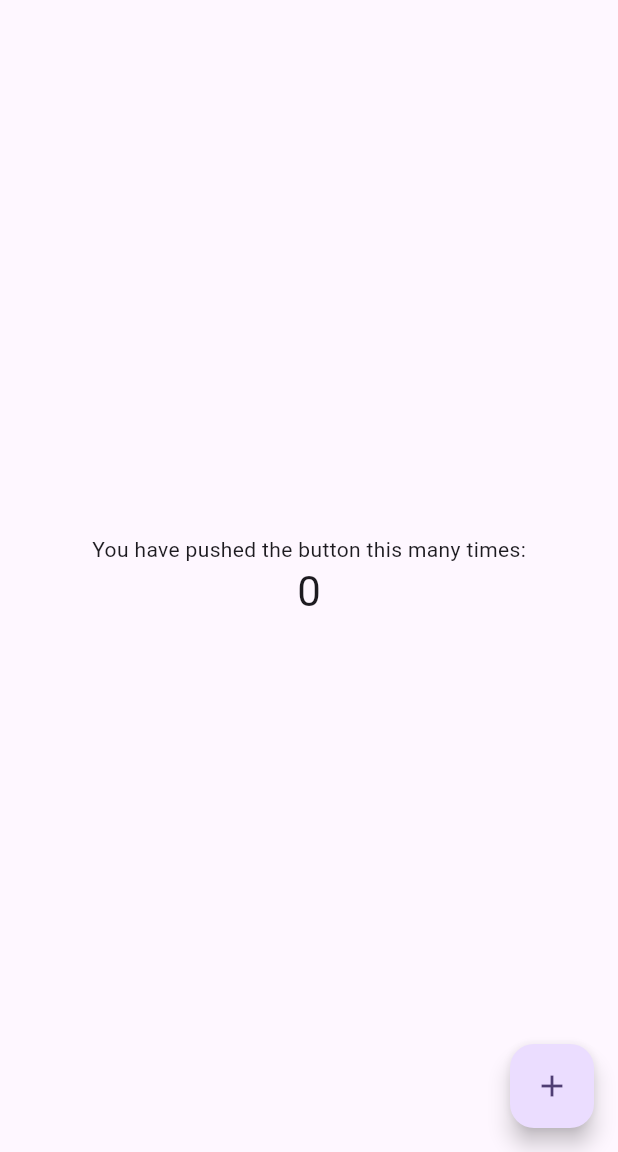
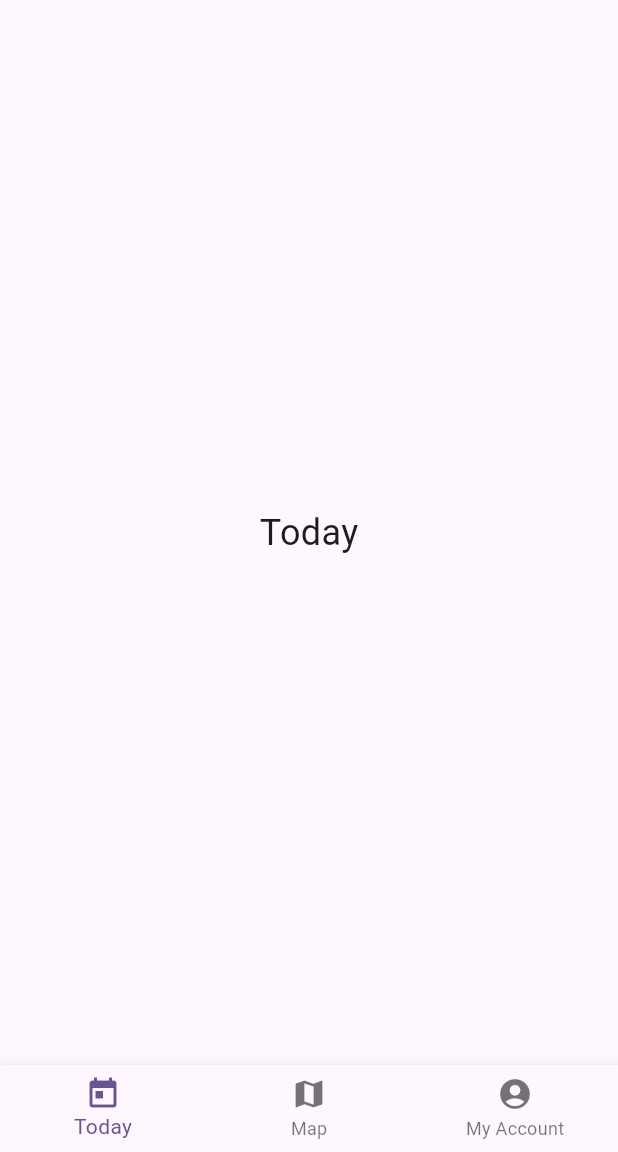
Before and after one commit to DnDnerd42/HackTM2025, a Flutter app: the screen it shows after launch, on a phone screen of 412 x 824 dp, the part 84-1236 px from its top. Run offline on Flutter 3.47's test engine with Material 3 defaults, Android fonts, the phone set to English and light mode, and no system bars.

```diff
--- a/lib/main.dart
+++ b/lib/main.dart
@@ -54,69 +54,47 @@ class MyHomePage extends StatefulWidget {
 }
 
 class _MyHomePageState extends State<MyHomePage> {
-  int _counter = 0;
+  int _selectedIndex = 0;
 
-  void _incrementCounter() {
+  static const List<Widget> _widgetOptions = <Widget>[
+    Center(child: Text('Today', style: TextStyle(fontSize: 24))),
+    Center(child: Text('Map', style: TextStyle(fontSize: 24))),
+    Center(child: Text('My Account', style: TextStyle(fontSize: 24))),
+  ];
+
+  void _onItemTapped(int index) {
     setState(() {
-      // This call to setState tells the Flutter framework that something has
-      // changed in this State, which causes it to rerun the build method below
-      // so that the display can reflect the updated values. If we changed
-      // _counter without calling setState(), then the build method would not be
-      // called again, and so nothing would appear to happen.
-      _counter++;
+      _selectedIndex = index;
     });
   }
 
   @override
   Widget build(BuildContext context) {
-    // This method is rerun every time setState is called, for instance as done
-    // by the _incrementCounter method above.
-    //
-    // The Flutter framework has been optimized to make rerunning build methods
-    // fast, so that you can just rebuild anything that needs updating rather
-    // than having to individually change instances of widgets.
     return Scaffold(
       appBar: AppBar(
-        // TRY THIS: Try changing the color here to a specific color (to
-        // Colors.amber, perhaps?) and trigger a hot reload to see the AppBar
-        // change color while the other colors stay the same.
         backgroundColor: Theme.of(context).colorScheme.inversePrimary,
-        // Here we take the value from the MyHomePage object that was created by
-        // the App.build method, and use it to set our appbar title.
         title: Text(widget.title),
       ),
-      body: Center(
-        // Center is a layout widget. It takes a single child and positions it
-        // in the middle of the parent.
-        child: Column(
-          // Column is also a layout widget. It takes a list of children and
-          // arranges them vertically. By default, it sizes itself to fit its
-          // children horizontally, and tries to be as tall as its parent.
-          //
-          // Column has various properties to control how it sizes itself and
-          // how it positions its children. Here we use mainAxisAlignment to
-          // center the children vertically; the main axis here is the vertical
-          // axis because Columns are vertical (the cross axis would be
-          // horizontal).
-          //
-          // TRY THIS: Invoke "debug painting" (choose the "Toggle Debug Paint"
-          // action in the IDE, or press "p" in the console), to see the
-          // wireframe for each widget.
-          mainAxisAlignment: MainAxisAlignment.center,
-          children: <Widget>[
-            const Text('You have pushed the button this many times:'),
-            Text(
-              '$_counter',
-              style: Theme.of(context).textTheme.headlineMedium,
-            ),
-          ],
-        ),
+      body: _widgetOptions[_selectedIndex],
+      bottomNavigationBar: BottomNavigationBar(
+        items: const <BottomNavigationBarItem>[
+          BottomNavigationBarItem(
+            icon: Icon(Icons.today),
+            label: 'Today',
+          ),
+          BottomNavigationBarItem(
+            icon: Icon(Icons.map),
+            label: 'Map',
+          ),
+          BottomNavigationBarItem(
+            icon: Icon(Icons.account_circle),
+            label: 'My Account',
+          ),
+        ],
+        currentIndex: _selectedIndex,
+        selectedItemColor: Theme.of(context).colorScheme.primary,
+        onTap: _onItemTapped,
       ),
-      floatingActionButton: FloatingActionButton(
-        onPressed: _incrementCounter,
-        tooltip: 'Increment',
-        child: const Icon(Icons.add),
-      ), // This trailing comma makes auto-formatting nicer for build methods.
     );
   }
 }
```
Also changed, not shown: lib/screens/mapscreen.dart (added, +12 -0 lines), lib/screens/myaccount.dart (added, +12 -0 lines), lib/screens/today.dart (added, +12 -0 lines).
